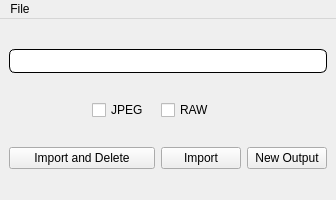
Qt form gui/main.ui (T6nisValk/camera_connect) before a commit.
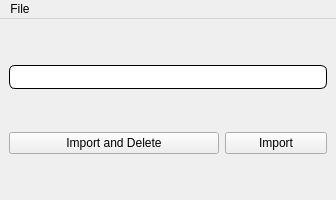
The same form after that commit.

What changed in the file:
```diff
--- a/gui/main.ui
+++ b/gui/main.ui
@@ -52,80 +52,27 @@
   </property>
   <widget class="QWidget" name="centralwidget">
    <layout class="QGridLayout" name="gridLayout">
-    <item row="3" column="3">
+    <item row="3" column="0" colspan="2">
+     <widget class="QPushButton" name="import_and_delete_btn">
+      <property name="text">
+       <string>Import and Delete</string>
+      </property>
+     </widget>
+    </item>
+    <item row="3" column="2">
      <widget class="QPushButton" name="import_btn">
       <property name="text">
        <string>Import</string>
       </property>
      </widget>
     </item>
-    <item row="1" column="1">
-     <widget class="QCheckBox" name="jpg_checkbox">
-      <property name="text">
-       <string>JPEG</string>
-      </property>
-     </widget>
-    </item>
-    <item row="3" column="4">
-     <widget class="QPushButton" name="new_output_btn">
-      <property name="sizePolicy">
-       <sizepolicy hsizetype="Minimum" vsizetype="Fixed">
-        <horstretch>0</horstretch>
-        <verstretch>0</verstretch>
-       </sizepolicy>
-      </property>
-      <property name="text">
-       <string>New Output</string>
-      </property>
-     </widget>
-    </item>
-    <item row="1" column="0">
-     <spacer name="horizontalSpacer">
-      <property name="orientation">
-       <enum>Qt::Orientation::Horizontal</enum>
-      </property>
-      <property name="sizeHint" stdset="0">
-       <size>
-        <width>40</width>
-        <height>20</height>
-       </size>
-      </property>
-     </spacer>
-    </item>
-    <item row="0" column="0" colspan="5">
+    <item row="1" column="0" colspan="3">
      <widget class="QProgressBar" name="progress_bar">
       <property name="value">
        <number>0</number>
       </property>
      </widget>
     </item>
-    <item row="3" column="0" colspan="3">
-     <widget class="QPushButton" name="import_and_delete_btn">
-      <property name="text">
-       <string>Import and Delete</string>
-      </property>
-     </widget>
-    </item>
-    <item row="1" column="4">
-     <spacer name="horizontalSpacer_2">
-      <property name="orientation">
-       <enum>Qt::Orientation::Horizontal</enum>
-      </property>
-      <property name="sizeHint" stdset="0">
-       <size>
-        <width>40</width>
-        <height>20</height>
-       </size>
-      </property>
-     </spacer>
-    </item>
-    <item row="1" column="3">
-     <widget class="QCheckBox" name="raw_checkbox">
-      <property name="text">
-       <string>RAW</string>
-      </property>
-     </widget>
-    </item>
    </layout>
   </widget>
   <widget class="QMenuBar" name="menuBar">
```
